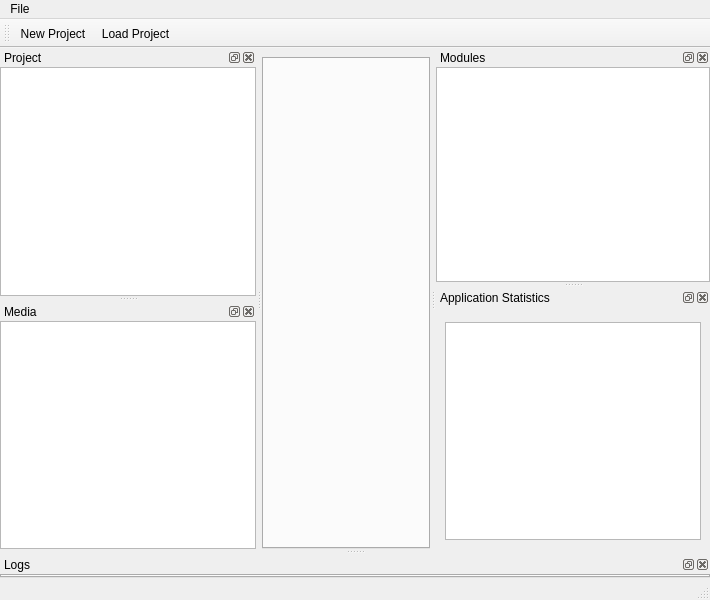
Before: the Qt Designer form View/mainwindow.ui in BlenderCN-Org/Maditor, drawn with Qt 5.
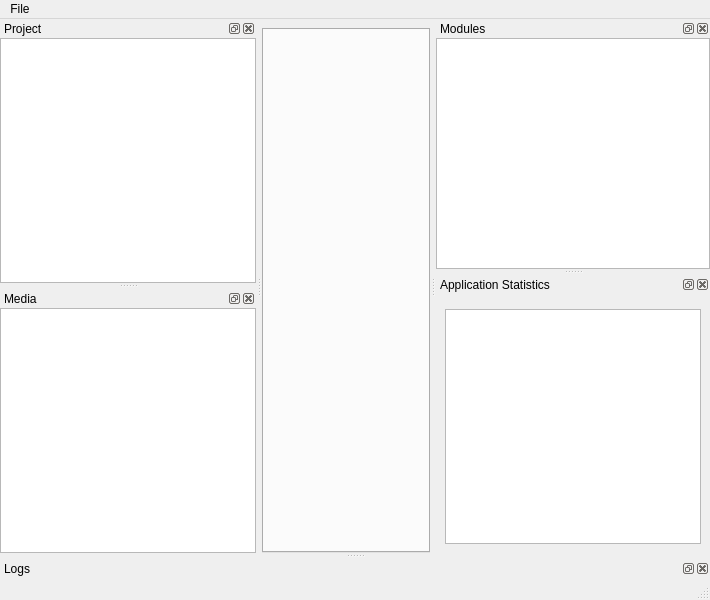
After: the same form once the commit is applied. Icons and pictures are not drawn. Custom widgets are drawn as their Qt base class.

Patch:
```diff
--- a/View/mainwindow.ui
+++ b/View/mainwindow.ui
@@ -41,9 +41,15 @@
     </property>
     <item row="0" column="0">
      <widget class="QTabWidget" name="tabWidget">
+      <property name="documentMode">
+       <bool>false</bool>
+      </property>
       <property name="tabsClosable">
        <bool>true</bool>
       </property>
+      <property name="movable">
+       <bool>true</bool>
+      </property>
      </widget>
     </item>
    </layout>
@@ -202,28 +208,11 @@
       <number>0</number>
      </property>
      <item row="0" column="0">
-      <widget class="Maditor::View::LogsTabWidget" name="logsWidget">
-       <property name="currentIndex">
-        <number>-1</number>
-       </property>
-      </widget>
+      <widget class="Maditor::View::LogWidget" name="logsWidget" native="true"/>
      </item>
     </layout>
    </widget>
   </widget>
-  <widget class="QToolBar" name="toolBar">
-   <property name="windowTitle">
-    <string>toolBar</string>
-   </property>
-   <attribute name="toolBarArea">
-    <enum>TopToolBarArea</enum>
-   </attribute>
-   <attribute name="toolBarBreak">
-    <bool>false</bool>
-   </attribute>
-   <addaction name="actionNewProject"/>
-   <addaction name="actionLoadProject"/>
-  </widget>
   <widget class="QDockWidget" name="appStatsDockWidget">
    <property name="windowTitle">
     <string>Application Statistics</string>
@@ -344,12 +333,6 @@
   </action>
  </widget>
  <customwidgets>
-  <customwidget>
-   <class>Maditor::View::LogsTabWidget</class>
-   <extends>QTabWidget</extends>
-   <header>Logs/logstabwidget.h</header>
-   <container>1</container>
-  </customwidget>
   <customwidget>
    <class>Maditor::View::TreeView</class>
    <extends>QTreeView</extends>
@@ -366,6 +349,12 @@
    <header>application/appstatswidget.h</header>
    <container>1</container>
   </customwidget>
+  <customwidget>
+   <class>Maditor::View::LogWidget</class>
+   <extends>QWidget</extends>
+   <header>logs/logwidget.h</header>
+   <container>1</container>
+  </customwidget>
  </customwidgets>
  <resources>
   <include location="resources.qrc"/>
```
